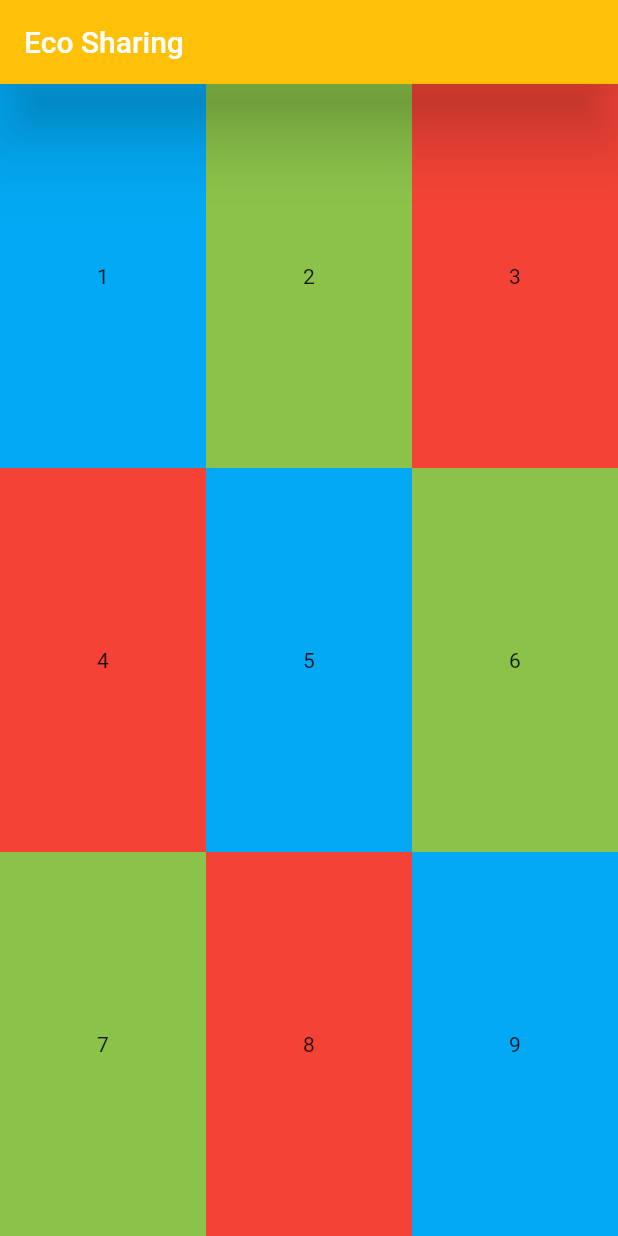
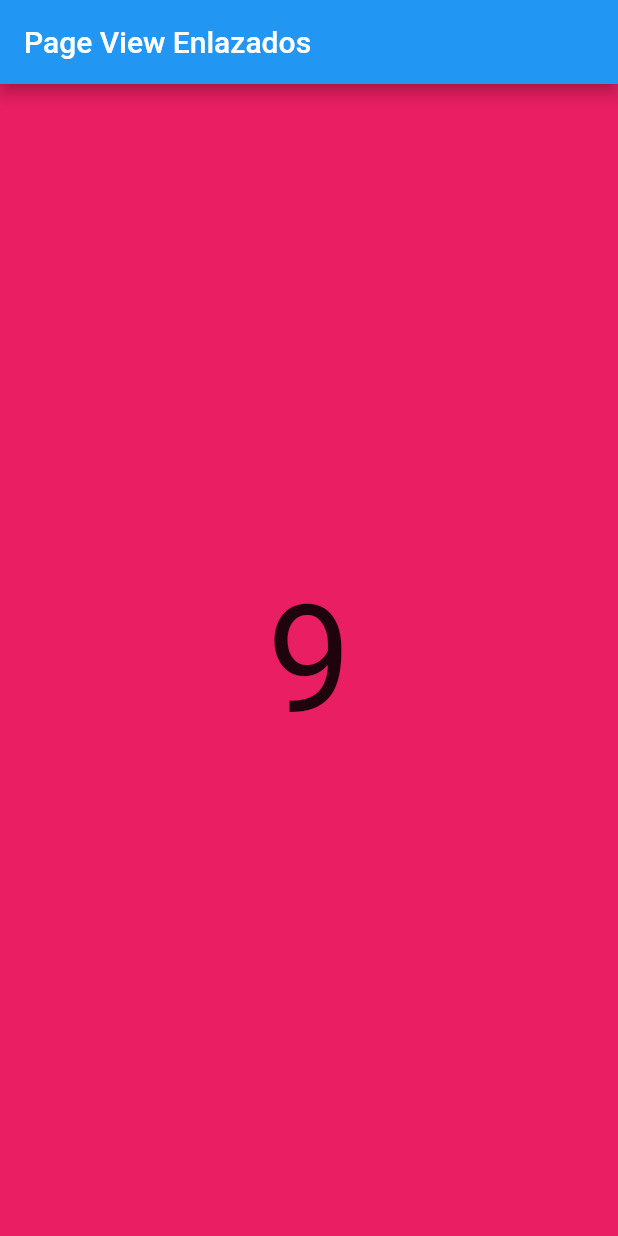
Before and after one commit to asanchezzdam1/22-23_PMDM_Flutter, a Flutter app: the screen it shows after launch, swiped to page 3, on a phone screen of 412 x 824 dp. Run offline on Flutter 3.47's test engine with Material 2 defaults, Android fonts, the phone set to English and light mode, and no system bars.

Commit message:
Page Views anidados

```diff
--- a/eco_sharing/lib/Screens/3_row_col_MQ_screen.dart
+++ b/eco_sharing/lib/Screens/3_row_col_MQ_screen.dart
@@ -5,7 +5,9 @@ class RowColMQScreen extends StatelessWidget {
 
   @override
   Widget build(BuildContext context) {
-    double tamano = (MediaQuery.of(context).size.height) / 3;
+    double tamano =
+        (MediaQuery.of(context).size.height - AppBar().preferredSize.height) /
+            3;
 
     return Scaffold(
       body: Column(children: [
--- a/eco_sharing/lib/Screens/4_page_view_screen.dart
+++ b/eco_sharing/lib/Screens/4_page_view_screen.dart
@@ -16,7 +16,8 @@ class PageViewScreen extends StatelessWidget {
           elevation: 20,
           shadowColor: Colors.black),
       body: PageView(
-        controller: PageController(),
+        controller: PageController(initialPage: 2),
+        scrollDirection: Axis.vertical,
         children: const [
           CounterStatelessScreen(),
           CounterStatefulScreen(),
--- /dev/null
+++ b/eco_sharing/lib/Screens/5_page_view_enlazados_screen.dart
@@ -0,0 +1,52 @@
+import 'package:flutter/material.dart';
+
+class PageViewEnlazadosScreen extends StatelessWidget {
+  const PageViewEnlazadosScreen({super.key});
+
+  @override
+  Widget build(BuildContext context) {
+    return Scaffold(
+      appBar: AppBar(
+        title: const Text('Page View Enlazados'),
+      ),
+      body: PageView(
+        scrollDirection: Axis.vertical,
+        controller: PageController(initialPage: 1),
+        children: [
+          PageView(
+            controller: PageController(),
+            children: [
+              creaContenedor(color: Colors.red, texto: '1'),
+              creaContenedor(color: Colors.blue, texto: '2'),
+              creaContenedor(color: Colors.pink, texto: '3'),
+            ],
+          ),
+          PageView(
+            controller: PageController(initialPage: 1),
+            children: [
+              creaContenedor(color: Colors.grey, texto: '4'),
+              creaContenedor(color: Colors.orange, texto: '5'),
+              creaContenedor(color: Colors.brown, texto: '6'),
+            ],
+          ),
+          PageView(
+            controller: PageController(initialPage: 2),
+            children: [
+              creaContenedor(color: Colors.red, texto: '7'),
+              creaContenedor(color: Colors.blue, texto: '8'),
+              creaContenedor(color: Colors.pink, texto: '9'),
+            ],
+          )
+        ],
+      ),
+    );
+  }
+
+  Widget creaContenedor({required Color color, required String texto}) {
+    return Container(
+      color: color,
+      alignment: Alignment.center,
+      child: Text(texto, style: const TextStyle(fontSize: 100)),
+    );
+  }
+}
--- a/eco_sharing/lib/main.dart
+++ b/eco_sharing/lib/main.dart
@@ -1,5 +1,4 @@
-import 'package:eco_sharing/Screens/3_row_col_MQ_screen.dart';
-import 'package:eco_sharing/Screens/4_page_view_screen.dart';
+import 'package:eco_sharing/Screens/5_page_view_enlazados_screen.dart';
 import 'package:flutter/material.dart';
 
 void main() {
@@ -13,7 +12,7 @@ class EcoSharing extends StatelessWidget {
   Widget build(BuildContext context) {
     return const MaterialApp(
       debugShowCheckedModeBanner: false,
-      home: PageViewScreen(),
+      home: PageViewEnlazadosScreen(),
     );
   }
 }
```
